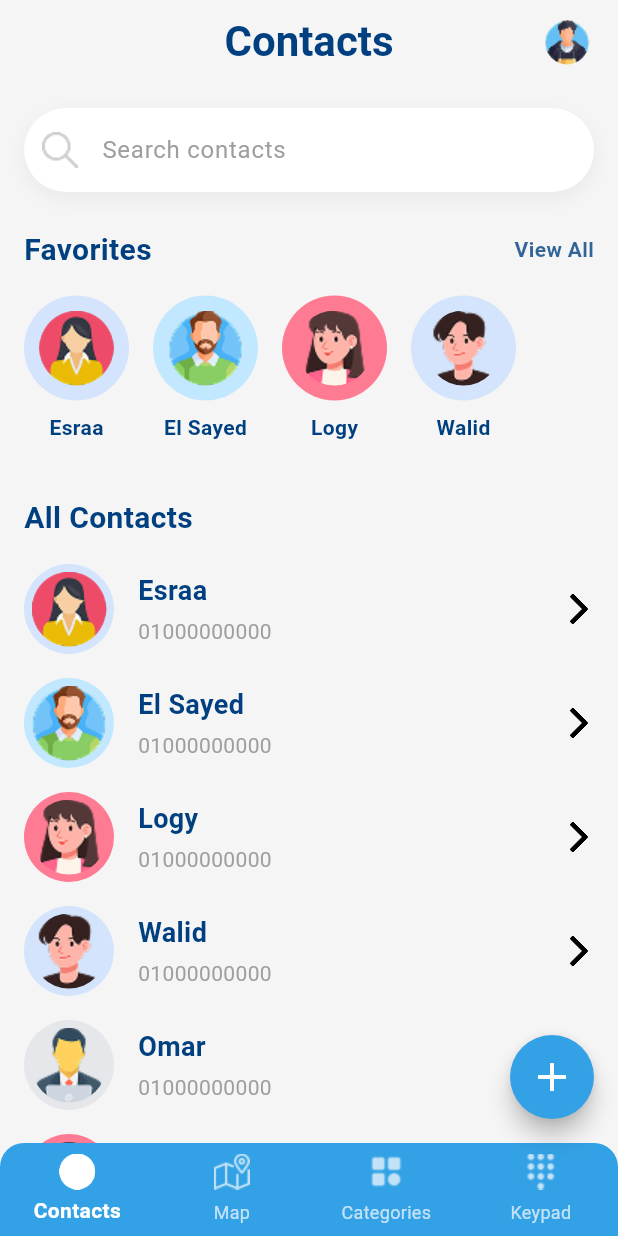
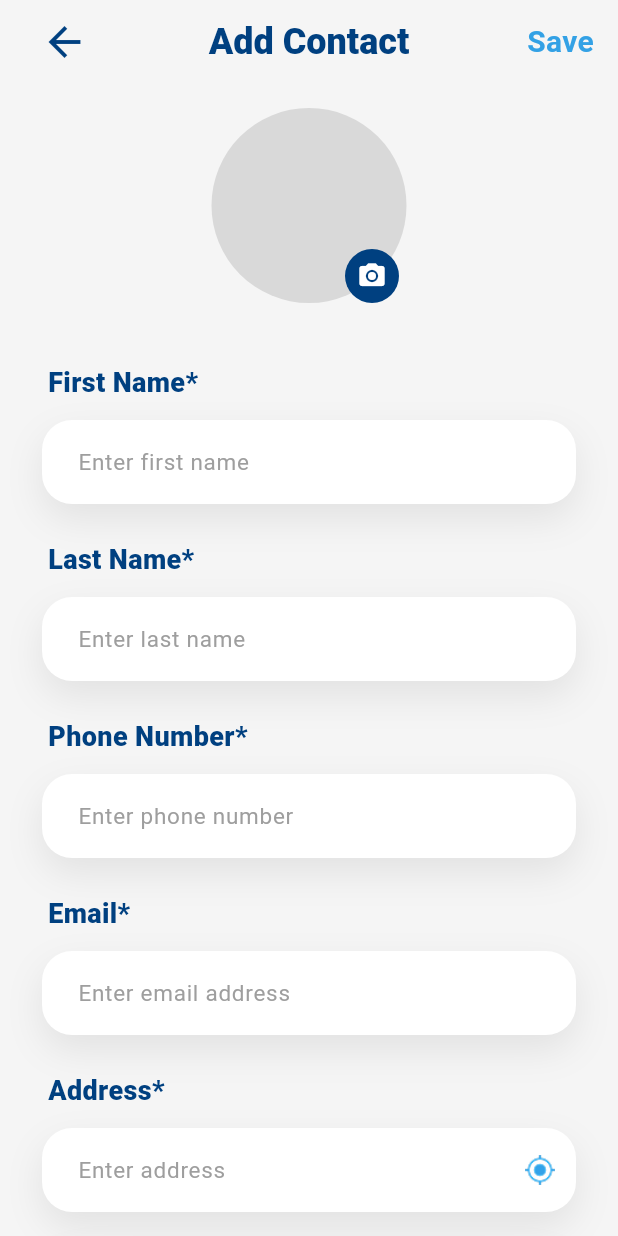
Before and after one commit to AbdelnaeemOsama/contact_navigator, a Flutter app: the ContactsPage screen opened directly, after a tap on the "add" icon, on a phone screen of 412 x 824 dp. Run offline on Flutter 3.47's test engine with Material 3 defaults, Android fonts, the phone set to English and light mode, and no system bars; our stand-ins replace image_picker.

Commit message:
Implement Add Contact page with image selection, map placeholder, and numeric phone input

```diff
--- /dev/null
+++ b/lib/features/contacts/add_contact_page.dart
@@ -0,0 +1,244 @@
+import 'dart:io';
+import 'package:flutter/material.dart';
+import 'package:flutter/services.dart';
+import 'package:contact_navigator/core/theme/app_theme.dart';
+import 'package:image_picker/image_picker.dart';
+
+
+class AddContactPage extends StatefulWidget {
+  const AddContactPage({super.key});
+
+  @override
+  State<AddContactPage> createState() => _AddContactPageState();
+}
+
+class _AddContactPageState extends State<AddContactPage> {
+  XFile? _selectedImage;
+  final ImagePicker _picker = ImagePicker();
+
+  Future<void> _pickImage() async {
+    try {
+      final XFile? image = await _picker.pickImage(source: ImageSource.gallery);
+      if (image != null) {
+        setState(() {
+          _selectedImage = image;
+        });
+      }
+    } catch (e) {
+      debugPrint('Error picking image: $e');
+    }
+  }
+
+  @override
+  Widget build(BuildContext context) {
+    return Scaffold(
+      backgroundColor: AppColors.background,
+      appBar: AppBar(
+        backgroundColor: Colors.transparent,
+        elevation: 0,
+        leadingWidth: 70,
+        leading: Padding(
+          padding: const EdgeInsets.only(left: 16.0),
+          child: IconButton(
+            icon: const Icon(Icons.arrow_back, color: Color(0xFF004080), size: 32),
+            onPressed: () => Navigator.pop(context),
+          ),
+        ),
+        title: const Text(
+          'Add Contact',
+          style: TextStyle(
+            color: Color(0xFF004080),
+            fontSize: 24,
+            fontWeight: FontWeight.w900,
+          ),
+        ),
+        centerTitle: true,
+        actions: [
+          Padding(
+            padding: const EdgeInsets.only(right: 16.0),
+            child: Center(
+              child: InkWell(
+                onTap: () => Navigator.pop(context),
+                child: const Text(
+                  'Save',
+                  style: TextStyle(
+                    color: Color(0xFF33A1E5),
+                    fontSize: 20,
+                    fontWeight: FontWeight.bold,
+                  ),
+                ),
+              ),
+            ),
+          ),
+        ],
+      ),
+      body: SingleChildScrollView(
+        child: Padding(
+          padding: const EdgeInsets.symmetric(horizontal: 28.0),
+          child: Column(
+            children: [
+              const SizedBox(height: 16),
+              // Profile Section
+              Center(
+                child: InkWell(
+                  onTap: () {
+                    debugPrint('Profile photo tapped!');
+                    _pickImage();
+                  },
+                  borderRadius: BorderRadius.circular(65),
+                  child: Stack(
+                    children: [
+                      Container(
+                        width: 130,
+                        height: 130,
+                        decoration: BoxDecoration(
+                          color: const Color(0xFFD9D9D9),
+                          shape: BoxShape.circle,
+                          image: _selectedImage != null
+                              ? DecorationImage(
+                                  image: FileImage(File(_selectedImage!.path)),
+                                  fit: BoxFit.cover,
+                                )
+                              : null,
+                        ),
+                      ),
+                      Positioned(
+                        bottom: 0,
+                        right: 5,
+                        child: Container(
+                          padding: const EdgeInsets.all(8),
+                          decoration: const BoxDecoration(
+                            color: Color(0xFF004080),
+                            shape: BoxShape.circle,
+                          ),
+                          child: const Icon(
+                            Icons.camera_alt,
+                            color: Colors.white,
+                            size: 20,
+                          ),
+                        ),
+                      ),
+                    ],
+                  ),
+                ),
+              ),
+              const SizedBox(height: 40),
+              // Form Fields
+              _buildField(label: 'First Name*', hint: 'Enter first name'),
+              _buildField(label: 'Last Name*', hint: 'Enter last name'),
+              _buildField(
+                label: 'Phone Number*',
+                hint: 'Enter phone number',
+                keyboardType: TextInputType.phone,
+                inputFormatters: [FilteringTextInputFormatter.digitsOnly],
+              ),
+              _buildField(label: 'Email*', hint: 'Enter email address'),
+
+              _buildField(
+                label: 'Address*',
+                hint: 'Enter address',
+                suffixIcon: Padding(
+                  padding: const EdgeInsets.all(14.0),
+                  child: Image.asset(
+                    'assets/images/add contact/gps 1.png',
+                    width: 20,
+                    height: 20,
+                  ),
+                ),
+              ),
+              const SizedBox(height: 8),
+              // Map Placeholder
+              Container(
+                height: 180,
+                width: double.infinity,
+                decoration: BoxDecoration(
+                  borderRadius: BorderRadius.circular(30),
+                  boxShadow: [
+                    BoxShadow(
+                      // ignore: deprecated_member_use
+                      color: Colors.black.withOpacity(0.1),
+                      blurRadius: 30,
+                      offset: const Offset(0, 10),
+                    ),
+                  ],
+                  image: const DecorationImage(
+                    image: AssetImage(
+                        'assets/images/add contact/Modeling For Teens & Kids - Barbizon Modeling 4.png'),
+                    fit: BoxFit.cover,
+                  ),
+                ),
+              ),
+              const SizedBox(height: 28),
+              _buildField(label: 'Notes*', hint: 'Note'),
+              const SizedBox(height: 40),
+            ],
+          ),
+        ),
+      ),
+    );
+  }
+
+  Widget _buildField({
+    required String label,
+    required String hint,
+    Widget? suffixIcon,
+    TextInputType? keyboardType,
+    List<TextInputFormatter>? inputFormatters,
+  }) {
+    return Padding(
+      padding: const EdgeInsets.only(bottom: 24.0),
+      child: Column(
+        crossAxisAlignment: CrossAxisAlignment.start,
+        children: [
+          Padding(
+            padding: const EdgeInsets.only(left: 4.0),
+            child: Text(
+              label,
+              style: const TextStyle(
+                color: Color(0xFF004080),
+                fontSize: 18,
+                fontWeight: FontWeight.w900,
+              ),
+            ),
+          ),
+          const SizedBox(height: 12),
+          Container(
+            decoration: BoxDecoration(
+              color: Colors.white,
+              borderRadius: BorderRadius.circular(20),
+              boxShadow: [
+                BoxShadow(
+                  // ignore: deprecated_member_use
+                  color: Colors.black.withOpacity(0.08),
+                  blurRadius: 20,
+                  offset: const Offset(0, 10),
+                ),
+              ],
+            ),
+            child: TextField(
+              keyboardType: keyboardType,
+              inputFormatters: inputFormatters,
+              style: const TextStyle(
+                color: Color(0xFF004080),
+                fontSize: 16,
+                fontWeight: FontWeight.w500,
+              ),
+
+              decoration: InputDecoration(
+                hintText: hint,
+                hintStyle: const TextStyle(
+                  color: Color(0xFF9E9E9E),
+                  fontSize: 15,
+                  fontWeight: FontWeight.w400,
+                ),
+                suffixIcon: suffixIcon,
+                border: InputBorder.none,
+                contentPadding: const EdgeInsets.symmetric(horizontal: 24, vertical: 16),
+              ),
+            ),
+          ),
+        ],
+      ),
+    );
+  }
+}
--- a/lib/features/contacts/contacts_page.dart
+++ b/lib/features/contacts/contacts_page.dart
@@ -3,6 +3,8 @@ import 'package:contact_navigator/core/theme/app_theme.dart';
 import 'package:contact_navigator/features/call/call_screen.dart';
 import 'package:contact_navigator/features/contacts/favorites_page.dart';
 import 'package:contact_navigator/features/keypad/keypad_page.dart';
+import 'package:contact_navigator/features/contacts/add_contact_page.dart';
+
 
 class Contact {
   final String name;
@@ -282,12 +284,20 @@ class _ContactsPageState extends State<ContactsPage> {
       body: getBody(),
       floatingActionButton: _selectedIndex == 3
           ? null
-          : FloatingActionButton(
-              onPressed: () {},
-              backgroundColor: lightBlue,
-              shape: const CircleBorder(),
-              child: const Icon(Icons.add, color: Colors.white, size: 32),
-            ),
+            : FloatingActionButton(
+                onPressed: () {
+                  Navigator.push(
+                    context,
+                    MaterialPageRoute(
+                      builder: (context) => const AddContactPage(),
+                    ),
+                  );
+                },
+                backgroundColor: lightBlue,
+                shape: const CircleBorder(),
+                child: const Icon(Icons.add, color: Colors.white, size: 32),
+              ),
+
       bottomNavigationBar: Container(
         decoration: const BoxDecoration(
           color: lightBlue,
--- a/pubspec.yaml
+++ b/pubspec.yaml
@@ -35,6 +35,7 @@ dependencies:
   # Use with the CupertinoIcons class for iOS style icons.
   cupertino_icons: ^1.0.8
   flutter_native_splash: ^2.4.7
+  image_picker: ^1.2.1
 
 dev_dependencies:
   flutter_test:
@@ -71,6 +72,7 @@ flutter:
     - assets/images/icons/toggle.png
     - assets/images/icons/location.png
     - assets/images/icons_contact_page/
+    - assets/images/add contact/
 
 
   # An image asset can refer to one or more resolution-specific "variants", see
```
Also changed, not shown: assets/images/add contact/Modeling For Teens & Kids - Barbizon Modeling 4.png (added), assets/images/add contact/gps 1.png (added), pubspec.lock, 6 other files.
